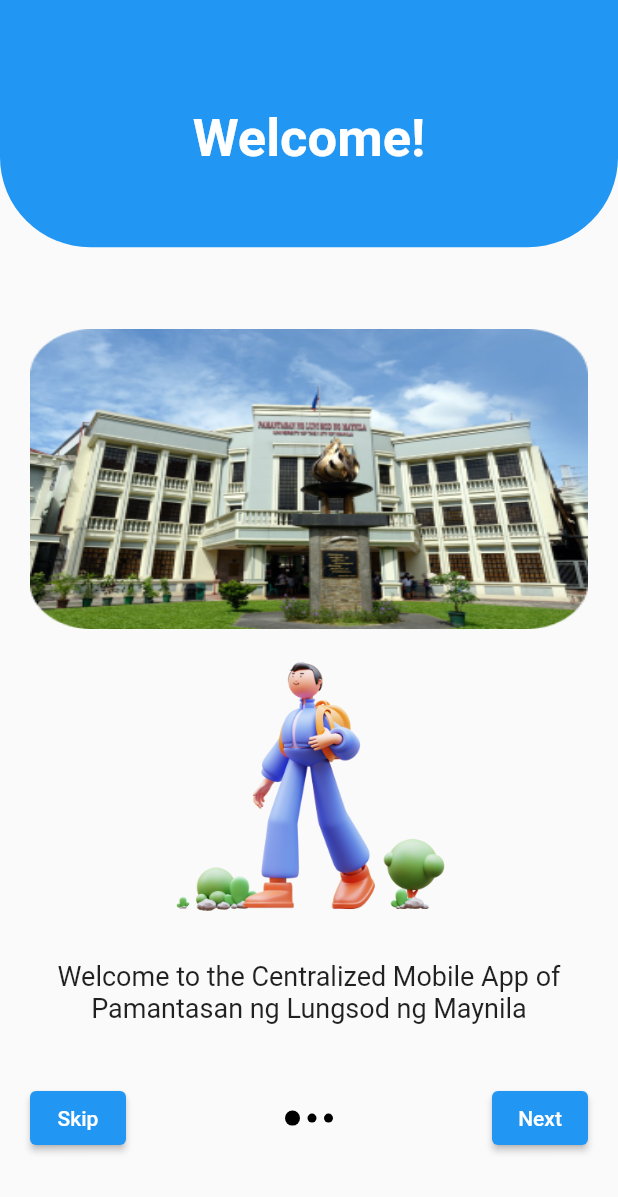
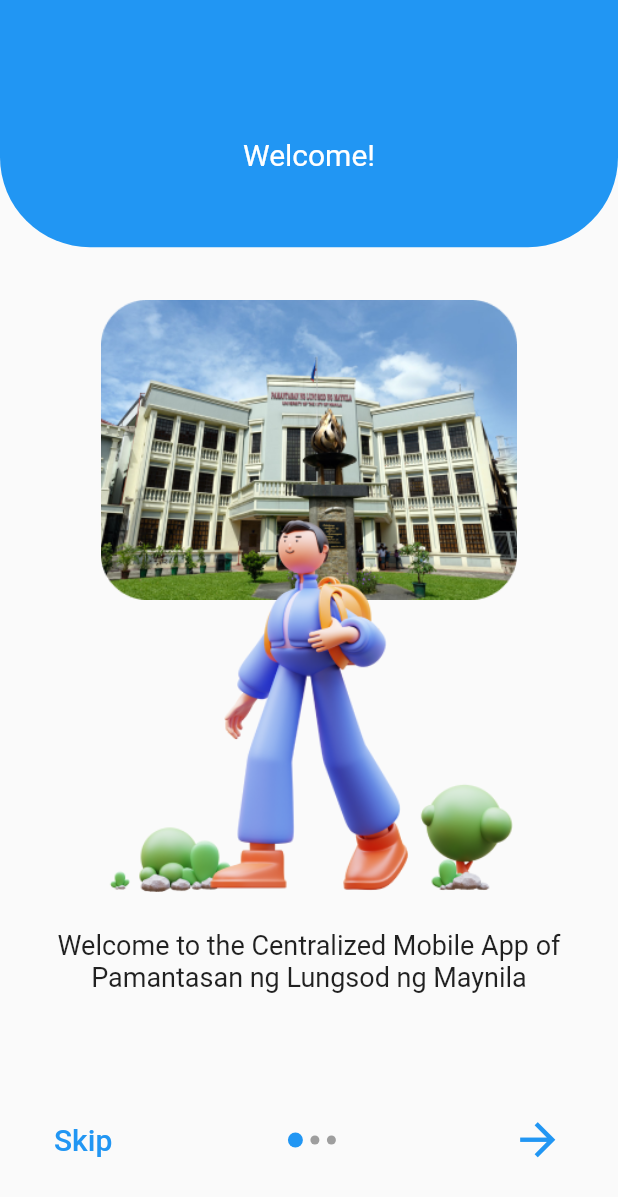
Before and after one commit to kya-nicoh/PLMAPP-authlogin, a Flutter app: the screen it shows after launch, on a phone screen of 412 x 824 dp. Shown: the top 1197 px of the screen. Run offline on Flutter 3.47's test engine with Material 2 defaults, Android fonts, the phone set to English and light mode, and no system bars; our stand-ins replace firebase_auth, firebase_core, webview_flutter; accounts and stored records are empty.

Commit message:
Revamp of design HUHU

```diff
--- a/lib/pages/page1.dart
+++ b/lib/pages/page1.dart
@@ -33,11 +33,20 @@ class Page1 extends StatelessWidget {
   @override
   Widget build(BuildContext context) {
     return Scaffold(
-      body: Column(
+      body: SizedBox(
+        height: MediaQuery
+            .of(context)
+            .size
+            .height,
+        child: Column(
+          mainAxisAlignment: MainAxisAlignment.spaceBetween,
           children: [
             Container(
               width: double.infinity,
-            height: MediaQuery.of(context).size.height * 0.2,
+              height: MediaQuery
+                  .of(context)
+                  .size
+                  .height * 0.2,
               decoration: const BoxDecoration(
                 color: Colors.blue,
                 borderRadius: BorderRadius.only(
@@ -45,41 +54,39 @@ class Page1 extends StatelessWidget {
                   bottomRight: Radius.circular(60),
                 ),
               ),
-            child: Center(
               child: Column(
                 mainAxisAlignment: MainAxisAlignment.center,
                 children: const [
-                  SizedBox(height: 20),
-                  Text(
+                  SizedBox(height: 1),
+                  Padding(
+                    padding: EdgeInsets.only(top: 40),
+                    child: Text(
                       'Welcome!',
                       style: TextStyle(
-                      fontSize: 35,
-                      fontWeight: FontWeight.bold,
+                        fontSize: 20,
                         color: Colors.white,
+                      ),
                     ),
                   ),
                 ],
               ),
-            ),
+
             ),
             Expanded(
-            child: Padding(
-              padding: const EdgeInsets.symmetric(horizontal: 20),
-              child: Column(
+              child: Stack(
+                alignment: Alignment.center,
+                children: [
+                  Column(
                     mainAxisAlignment: MainAxisAlignment.center,
                     children: [
+                      const SizedBox(height: 1),
                       Image.asset(
-                    'lib/images/plm.png', // Replace with your second image asset path
+                        'lib/images/plm.png',
                         width: 500,
                         height: 200,
-                    fit: BoxFit.fill,
+                        fit: BoxFit.contain,
                       ),
-                  const SizedBox(height: 1),
-                  Image.asset(
-                    'lib/images/welcome_image.png', // Replace with your actual image asset path
-                    width: 200,
-                    height: 200,
-                  ),
+                      const SizedBox(height: 200),
                       const SizedBox(height: 20),
                       const Center(
                         child: Text(
@@ -88,17 +95,40 @@ class Page1 extends StatelessWidget {
                           textAlign: TextAlign.center,
                         ),
                       ),
-                  const SizedBox(height: 39), // Add a SizedBox with desired height
-                    Row(
+                    ],
+                  ),
+                  Positioned(
+                    top: 150,
+                    // Adjust the top value to control the overlap amount
+                    child: Image.asset(
+                      'lib/images/welcome_image.png',
+                      width: 300,
+                      height: 300,
+                    ),
+                  ),
+                ],
+              ),
+            ),
+            Padding(
+              padding: const EdgeInsets.symmetric(vertical: 40, horizontal: 20),
+              child: Row(
                 mainAxisAlignment: MainAxisAlignment.spaceBetween,
                 children: [
                   ElevatedButton(
                     onPressed: () => skipPage(context),
                     style: ElevatedButton.styleFrom(
-                            primary: Colors.blue, // Same color as the oblong
+                      primary: Colors.transparent, // Set the background color to transparent
+                      elevation: 0, // Remove the button elevation
                     ),
-                          child: const Text('Skip'),
+                    child: const Text(
+                      'Skip',
+                      style: TextStyle(
+                        fontSize: 20,
+                        color: Colors.blue, // Set the text color to blue
                       ),
+                    ),
+                  ),
+
                   Row(
                     children: [
                       Container(
@@ -106,7 +136,7 @@ class Page1 extends StatelessWidget {
                         height: 10,
                         decoration: const BoxDecoration(
                           shape: BoxShape.circle,
-                                color: Colors.black,
+                          color: Colors.blue,
                         ),
                       ),
                       const SizedBox(width: 5),
@@ -115,7 +145,7 @@ class Page1 extends StatelessWidget {
                         height: 6,
                         decoration: const BoxDecoration(
                           shape: BoxShape.circle,
-                                color: Colors.black,
+                          color: Colors.grey,
                         ),
                       ),
                       const SizedBox(width: 5),
@@ -124,7 +154,7 @@ class Page1 extends StatelessWidget {
                         height: 6,
                         decoration: const BoxDecoration(
                           shape: BoxShape.circle,
-                                color: Colors.black,
+                          color: Colors.grey,
                         ),
                       ),
                     ],
@@ -132,17 +162,20 @@ class Page1 extends StatelessWidget {
                   ElevatedButton(
                     onPressed: () => nextPage(context),
                     style: ElevatedButton.styleFrom(
-                            primary: Colors.blue, // Same color as the oblong
+                      primary: Colors.transparent, // Set the background color to transparent
+                      elevation: 0, // Remove the button elevation
                     ),
-                          child: const Text('Next'),
+                    child: const Icon(
+                      Icons.arrow_forward,
+                      size: 35,
+                      color: Colors.blue, // Set the icon color to blue
                     ),
-                      ],
                   ),
                 ],
               ),
             ),
+          ],
         ),
-        ],
       ),
     );
   }
```
Also changed, not shown: lib/pages/page2.dart (+31 -15 lines), lib/pages/page3.dart (+36 -11 lines). Lines whose indentation alone changed are shown as unchanged.
